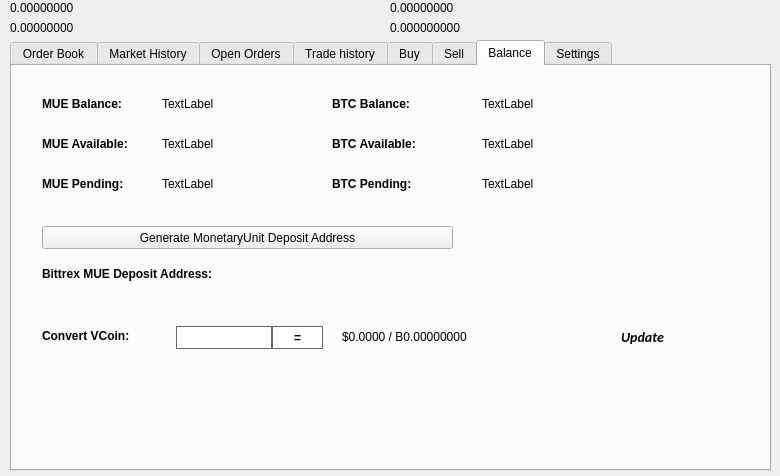
stakecube/stakecubecoin-archive, file src/qt/forms/tradingdialog.ui: the form before one commit.
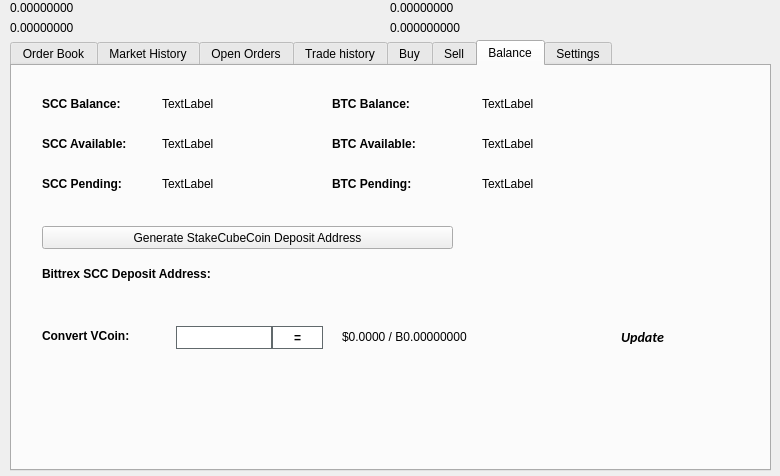
The form after the commit. The open tabs and pages were chosen to show the change. Icons and pictures are not drawn.

Diff of the .ui file:
```diff
--- a/src/qt/forms/tradingdialog.ui
+++ b/src/qt/forms/tradingdialog.ui
@@ -2762,7 +2762,7 @@
       </font>
      </property>
      <property name="text">
-      <string>MUE Balance:</string>
+      <string>SCC Balance:</string>
      </property>
     </widget>
     <widget class="QLabel" name="label_12">
@@ -2813,7 +2813,7 @@
       </font>
      </property>
      <property name="text">
-      <string>MUE Available:</string>
+      <string>SCC Available:</string>
      </property>
     </widget>
     <widget class="QLabel" name="label_14">
@@ -2832,7 +2832,7 @@
       </font>
      </property>
      <property name="text">
-      <string>MUE Pending:</string>
+      <string>SCC Pending:</string>
      </property>
     </widget>
     <widget class="QLabel" name="MUEPendingLabel">
@@ -2928,7 +2928,7 @@
       </font>
      </property>
      <property name="text">
-      <string>Bittrex MUE Deposit Address:</string>
+      <string>Bittrex SCC Deposit Address:</string>
      </property>
     </widget>
     <widget class="QPushButton" name="GenDepositBTN">
@@ -2941,7 +2941,7 @@
       </rect>
      </property>
      <property name="text">
-      <string>Generate MonetaryUnit Deposit Address</string>
+      <string>Generate StakeCubeCoin Deposit Address</string>
      </property>
      <property name="icon">
       <iconset resource="../monetaryunit.qrc">
```
Left out of the diff: 46 changed lines with no effect on the pictures.
